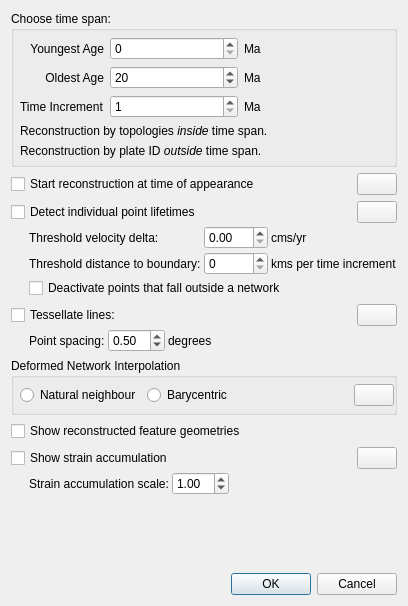
GPlates/GPlates, file src/qt-widgets/SetTopologyReconstructionParametersDialogUi.ui: the form before one commit.
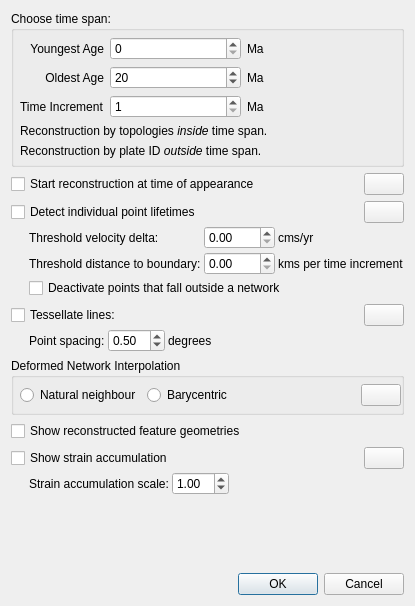
The form after the commit. Icons and pictures are not drawn.

Commit message: (trunk) Update some comments on reconstructing-by-topologies, and allow 2 decimal places when editing threshold distance to boundary.

The edit to the form file:
```diff
--- a/src/qt-widgets/SetTopologyReconstructionParametersDialogUi.ui
+++ b/src/qt-widgets/SetTopologyReconstructionParametersDialogUi.ui
@@ -313,7 +313,7 @@
           <item row="4" column="1">
            <widget class="QDoubleSpinBox" name="detect_lifetime_threshold_distance_to_boundary_spin_box">
             <property name="decimals">
-             <number>0</number>
+             <number>2</number>
             </property>
             <property name="maximum">
              <double>1000.000000000000000</double>
```
Left out of the diff: 22 changed lines with no effect on the pictures. The commit also changes 2 other files.
